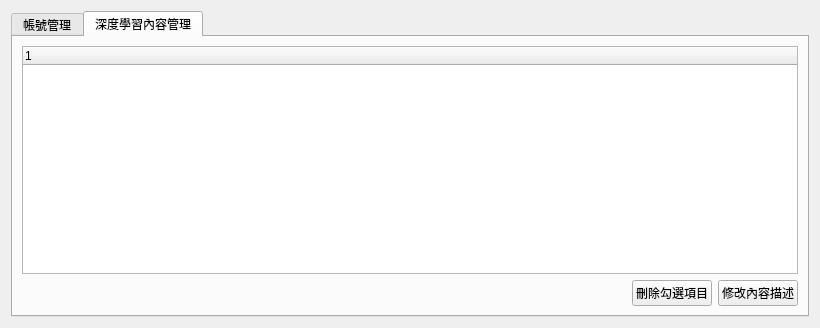
Old version of the form UI_template/system_management.ui in the repository HsuChih-Hsiang/NeuralNetworkUI-PyQt.
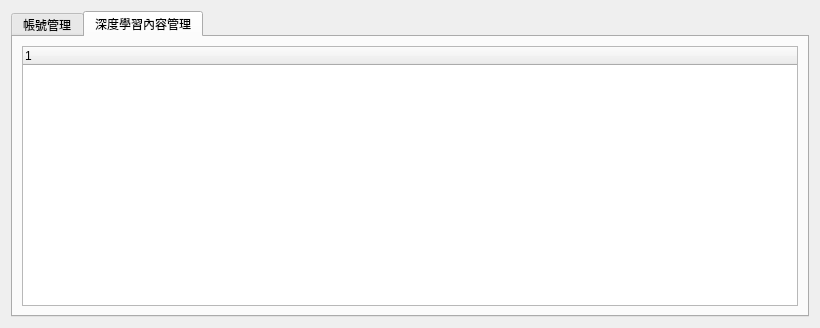
New version of the form. The open tabs and pages were chosen to show the change.

```diff
--- a/UI_template/system_management.ui
+++ b/UI_template/system_management.ui
@@ -58,34 +58,7 @@
        <string>深度學習內容管理</string>
       </attribute>
       <layout class="QGridLayout" name="gridLayout_4">
-       <item row="2" column="2">
-        <widget class="QPushButton" name="edit_description_btn">
-         <property name="text">
-          <string>修改內容描述</string>
-         </property>
-        </widget>
-       </item>
-       <item row="2" column="0">
-        <spacer name="horizontalSpacer">
-         <property name="orientation">
-          <enum>Qt::Horizontal</enum>
-         </property>
-         <property name="sizeHint" stdset="0">
-          <size>
-           <width>583</width>
-           <height>21</height>
-          </size>
-         </property>
-        </spacer>
-       </item>
-       <item row="2" column="1">
-        <widget class="QPushButton" name="delete_btn">
-         <property name="text">
-          <string>刪除勾選項目</string>
-         </property>
-        </widget>
-       </item>
-       <item row="1" column="0" colspan="3">
+       <item row="1" column="0" colspan="2">
         <widget class="QTreeWidget" name="treeWidget">
          <property name="editTriggers">
           <set>QAbstractItemView::NoEditTriggers</set>
@@ -93,11 +66,6 @@
          <property name="showDropIndicator" stdset="0">
           <bool>true</bool>
          </property>
-         <column>
-          <property name="text">
-           <string notr="true">1</string>
-          </property>
-         </column>
         </widget>
        </item>
       </layout>
```
